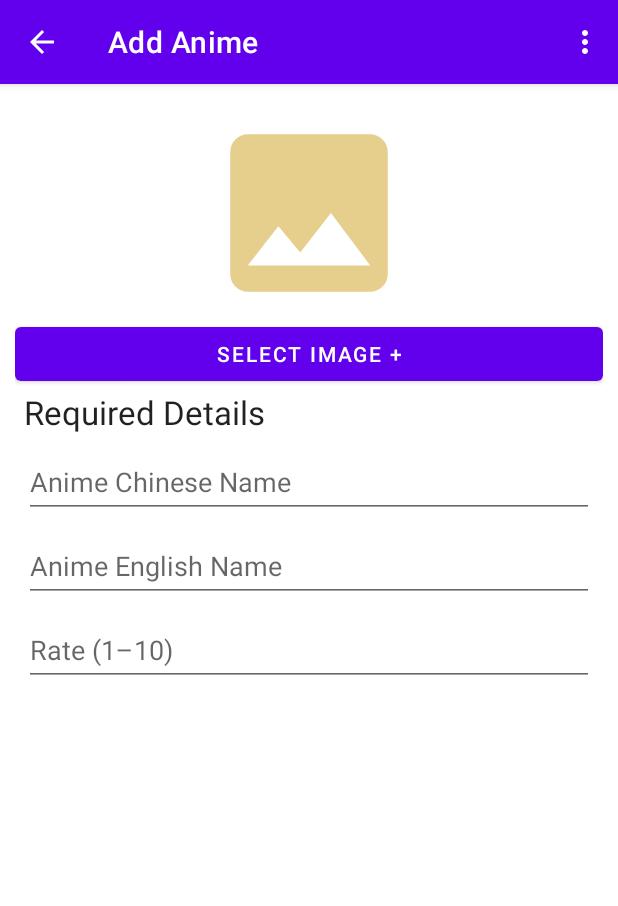
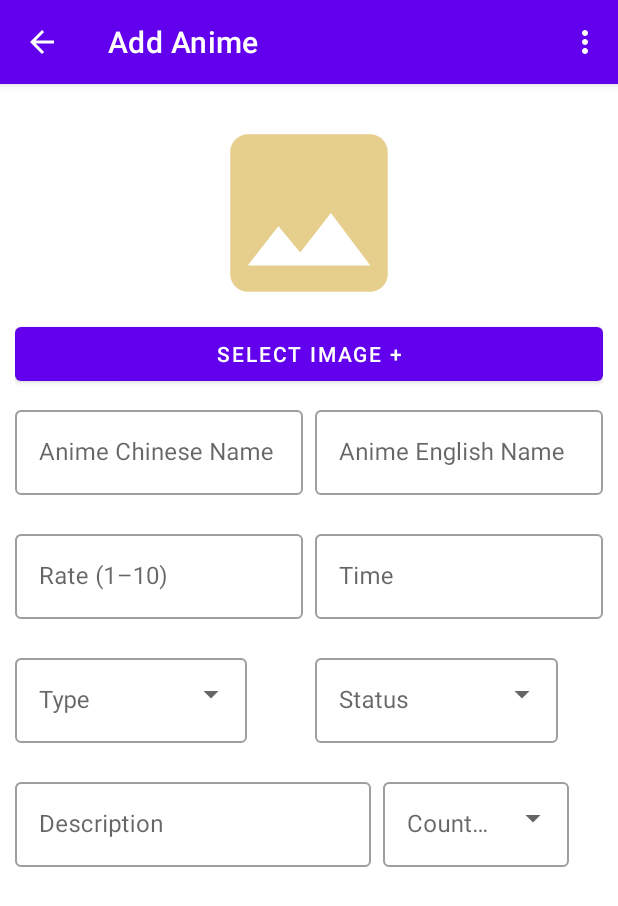
Before and after one commit to Tony-Feng/iAnime, an Android app: the screen it shows after launch (HomeActivity), after a tap on "Add Anime", on a phone screen of 412 x 824 dp. Shown: the top 906 px of the screen. Run offline under Robolectric (Android 15) with nearby library versions, the phone set to English and light mode, and no system bars.

Commit message:
Modify Edit screen layout

```diff
--- a/app/src/main/res/layout/fragment_manage_anime.xml
+++ b/app/src/main/res/layout/fragment_manage_anime.xml
@@ -11,7 +11,7 @@
         layout="@layout/layout_action_bar" />
 
     <LinearLayout
-        android:id="@+id/anime_image_container"
+        android:id="@+id/anime_details_container"
         android:layout_width="match_parent"
         android:layout_height="wrap_content"
         android:layout_marginHorizontal="@dimen/spacing_10dp"
@@ -34,33 +34,20 @@
             android:layout_height="wrap_content"
             android:text="@string/select_image_title" />
 
-    </LinearLayout>
-
-    <TextView
-        android:id="@+id/required_details_header"
-        android:layout_width="match_parent"
-        android:layout_height="wrap_content"
-        android:layout_marginHorizontal="@dimen/spacing_16dp"
-        android:text="@string/required_details_header"
-        android:textAppearance="@style/TextAppearance.AppCompat.Large"
-        app:layout_constraintEnd_toEndOf="parent"
-        app:layout_constraintStart_toStartOf="parent"
-        app:layout_constraintTop_toBottomOf="@id/anime_image_container" />
-
         <LinearLayout
             android:layout_width="match_parent"
             android:layout_height="wrap_content"
-        android:layout_marginHorizontal="@dimen/spacing_16dp"
-        android:orientation="vertical"
-        app:layout_constraintEnd_toEndOf="parent"
-        app:layout_constraintStart_toStartOf="parent"
-        app:layout_constraintTop_toBottomOf="@id/required_details_header">
+            android:layout_marginTop="@dimen/spacing_8dp"
+            android:orientation="horizontal">
 
             <com.google.android.material.textfield.TextInputLayout
-            style="@style/Widget.Design.TextInputLayout"
-            android:layout_width="match_parent"
+                style="@style/Widget.MaterialComponents.TextInputLayout.OutlinedBox"
+                android:layout_width="wrap_content"
                 android:layout_height="wrap_content"
-            android:hint="@string/anime_name_chinese_hint">
+                android:layout_marginEnd="@dimen/spacing_8dp"
+                android:layout_weight="1"
+                android:hint="@string/anime_name_chinese_hint"
+                app:errorEnabled="true">
 
                 <com.google.android.material.textfield.TextInputEditText
                     android:id="@+id/manage_chinese_name"
@@ -69,10 +56,12 @@
             </com.google.android.material.textfield.TextInputLayout>
 
             <com.google.android.material.textfield.TextInputLayout
-            style="@style/Widget.Design.TextInputLayout"
-            android:layout_width="match_parent"
+                style="@style/Widget.MaterialComponents.TextInputLayout.OutlinedBox"
+                android:layout_width="wrap_content"
                 android:layout_height="wrap_content"
-            android:hint="@string/anime_name_english_hint">
+                android:layout_weight="1"
+                android:hint="@string/anime_name_english_hint"
+                app:errorEnabled="true">
 
                 <com.google.android.material.textfield.TextInputEditText
                     android:id="@+id/manage_english_name"
@@ -80,19 +69,121 @@
                     android:layout_height="wrap_content" />
             </com.google.android.material.textfield.TextInputLayout>
 
-        <com.google.android.material.textfield.TextInputLayout
-            style="@style/Widget.Design.TextInputLayout"
+        </LinearLayout>
+
+        <LinearLayout
             android:layout_width="match_parent"
             android:layout_height="wrap_content"
-            android:hint="@string/anime_rate_hint">
+            android:orientation="horizontal">
+
+            <com.google.android.material.textfield.TextInputLayout
+                style="@style/Widget.MaterialComponents.TextInputLayout.OutlinedBox"
+                android:layout_width="wrap_content"
+                android:layout_height="wrap_content"
+                android:layout_marginEnd="@dimen/spacing_8dp"
+                android:layout_weight="1"
+                android:hint="@string/anime_rate_hint"
+                app:errorEnabled="true">
 
                 <com.google.android.material.textfield.TextInputEditText
-                android:id="@+id/manage_anime_rate"
+                    android:id="@+id/manage_rate"
+                    android:layout_width="match_parent"
+                    android:layout_height="wrap_content" />
+            </com.google.android.material.textfield.TextInputLayout>
+
+            <com.google.android.material.textfield.TextInputLayout
+                style="@style/Widget.MaterialComponents.TextInputLayout.OutlinedBox"
+                android:layout_width="wrap_content"
+                android:layout_height="wrap_content"
+                android:layout_weight="1"
+                android:hint="@string/anime_year_hint"
+                app:errorEnabled="true">
+
+                <com.google.android.material.textfield.TextInputEditText
+                    android:id="@+id/manage_year"
                     android:layout_width="match_parent"
                     android:layout_height="wrap_content" />
             </com.google.android.material.textfield.TextInputLayout>
 
         </LinearLayout>
 
+        <LinearLayout
+            android:layout_width="match_parent"
+            android:layout_height="wrap_content"
+            android:orientation="horizontal">
+
+            <com.google.android.material.textfield.TextInputLayout
+                style="@style/Widget.MaterialComponents.TextInputLayout.OutlinedBox.ExposedDropdownMenu"
+                android:layout_width="wrap_content"
+                android:layout_height="wrap_content"
+                android:layout_marginEnd="@dimen/spacing_8dp"
+                android:layout_weight="1"
+                android:hint="@string/anime_type_hint"
+                app:errorEnabled="true">
+
+                <AutoCompleteTextView
+                    android:layout_width="wrap_content"
+                    android:layout_height="wrap_content"
+                    android:inputType="none"
+                    app:simpleItems="@array/type_selector" />
+            </com.google.android.material.textfield.TextInputLayout>
+
+            <com.google.android.material.textfield.TextInputLayout
+                style="@style/Widget.MaterialComponents.TextInputLayout.OutlinedBox.ExposedDropdownMenu"
+                android:layout_width="wrap_content"
+                android:layout_height="wrap_content"
+                android:layout_marginStart="@dimen/spacing_8dp"
+                android:layout_weight="1"
+                android:hint="@string/anime_status_hint">
+
+                <AutoCompleteTextView
+                    android:layout_width="wrap_content"
+                    android:layout_height="wrap_content"
+                    android:inputType="none"
+                    app:simpleItems="@array/status_selector" />
+
+            </com.google.android.material.textfield.TextInputLayout>
+
+        </LinearLayout>
+
+        <LinearLayout
+            android:layout_width="match_parent"
+            android:layout_height="wrap_content"
+            android:orientation="horizontal">
+
+            <com.google.android.material.textfield.TextInputLayout
+                style="@style/Widget.MaterialComponents.TextInputLayout.OutlinedBox"
+                android:layout_width="wrap_content"
+                android:layout_height="wrap_content"
+                android:layout_weight="8"
+                android:hint="@string/description_hint"
+                app:errorEnabled="true">
+
+                <com.google.android.material.textfield.TextInputEditText
+                    android:id="@+id/manage_description"
+                    android:layout_width="match_parent"
+                    android:layout_height="wrap_content" />
+            </com.google.android.material.textfield.TextInputLayout>
+
+            <com.google.android.material.textfield.TextInputLayout
+                style="@style/Widget.MaterialComponents.TextInputLayout.OutlinedBox.ExposedDropdownMenu"
+                android:layout_width="wrap_content"
+                android:layout_height="wrap_content"
+                android:layout_marginStart="@dimen/spacing_8dp"
+                android:layout_weight="1"
+                android:hint="@string/anime_country_hint">
+
+                <AutoCompleteTextView
+                    android:layout_width="wrap_content"
+                    android:layout_height="wrap_content"
+                    android:inputType="none"
+                    app:simpleItems="@array/country_selector" />
+
+            </com.google.android.material.textfield.TextInputLayout>
+        </LinearLayout>
+
+    </LinearLayout>
+
+
 
 </androidx.constraintlayout.widget.ConstraintLayout>
--- a/app/src/main/res/values/dimens.xml
+++ b/app/src/main/res/values/dimens.xml
@@ -9,6 +9,6 @@
     <dimen name="spacing_24dp">24dp</dimen>
     <dimen name="spacing_32dp">32dp</dimen>
     <dimen name="spacing_52dp">52dp</dimen>
+    <dimen name="anime_edit_card_height">140dp</dimen>
     <dimen name="anime_card_height">194dp</dimen>
-    <dimen name="anime_edit_card_height">140dp</dimen>
 </resources>
--- a/app/src/main/res/values/strings.xml
+++ b/app/src/main/res/values/strings.xml
@@ -22,5 +22,27 @@
     <string name="anime_name_english_hint">Anime English Name</string>
     <string name="anime_name_chinese_hint">Anime Chinese Name</string>
     <string name="anime_rate_hint">Rate (1–10)</string>
-    <string name="required_details_header">Required Details</string>
+    <string name="anime_year_hint">Time</string>
+    <string name="description_hint">Description</string>
+    <string name="anime_country_hint">Country</string>
+    <string-array name="country_selector">
+        <item>China</item>
+        <item>Japan</item>
+    </string-array>
+    <string name="anime_type_hint">Type</string>
+    <string-array name="type_selector">
+        <item>God</item>
+        <item>Adventure</item>
+        <item>Love</item>
+        <item>Campus</item>
+        <item>Energy</item>
+        <item>Sci-fi</item>
+        <item>Mystery</item>
+        <item>Life</item>
+    </string-array>
+    <string name="anime_status_hint">Status</string>
+    <string-array name="status_selector">
+        <item>Finished</item>
+        <item>In Progress</item>
+    </string-array>
 </resources>
```
Also changed, not shown: 1 other file. Lines whose indentation alone changed are shown as unchanged.
